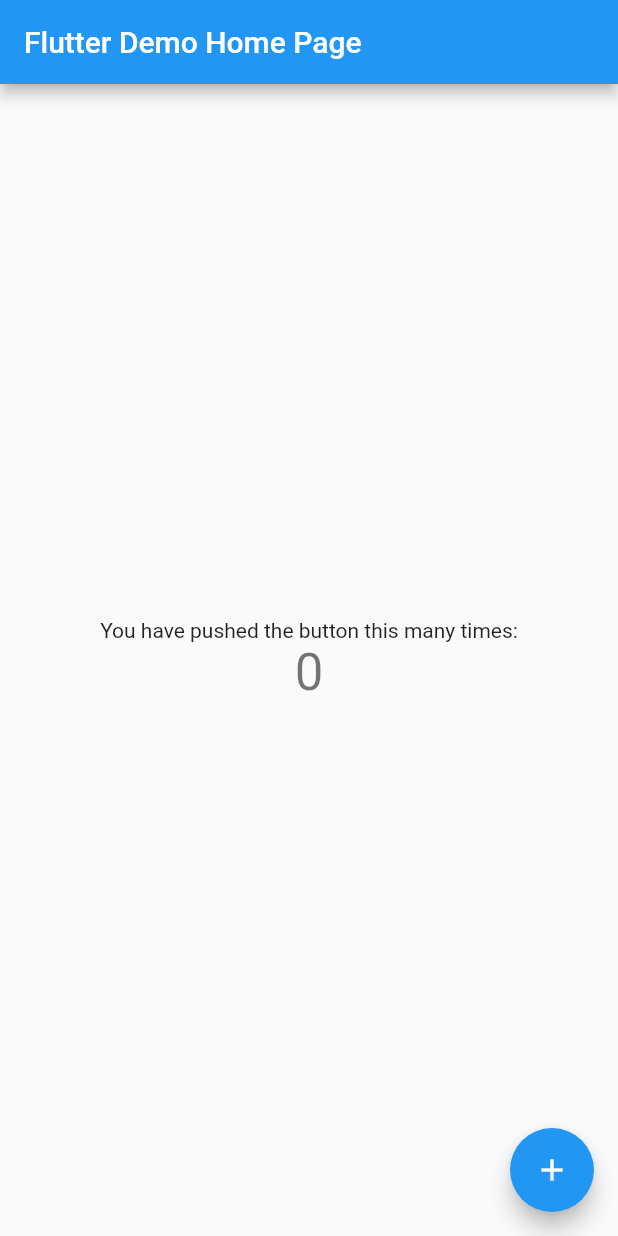
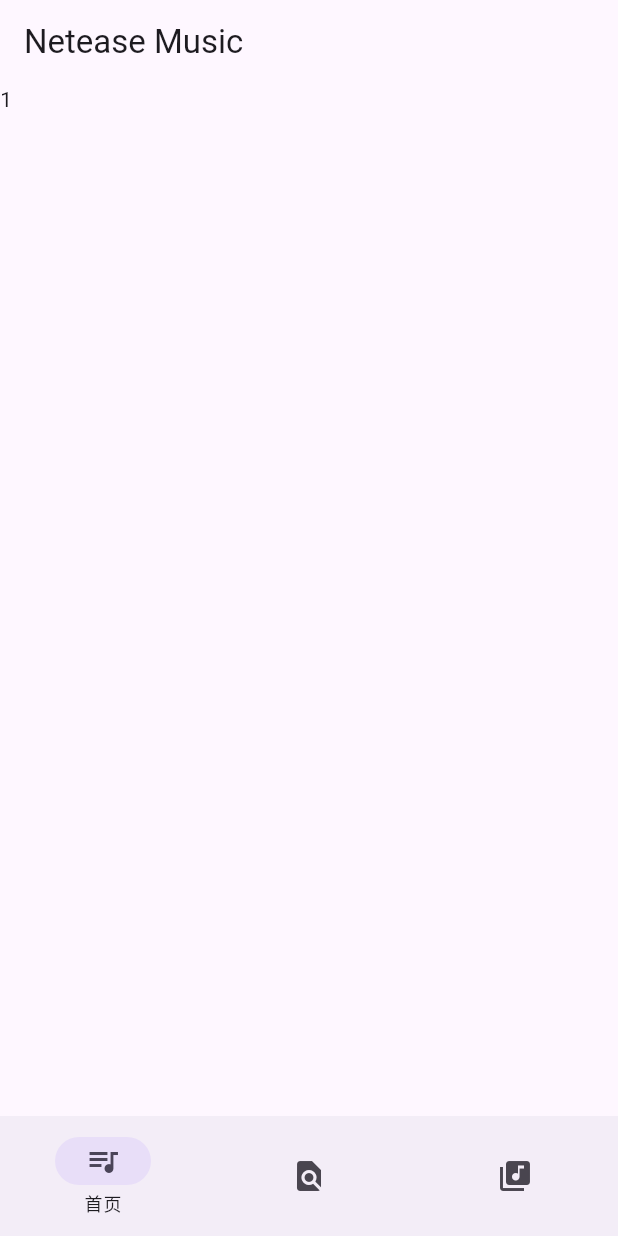
Before and after one commit to ohdu/flutter_netease_music, a Flutter app: the screen it shows after launch, on a phone screen of 412 x 824 dp. Run offline on Flutter 3.47's test engine with Material 2 defaults, Android fonts, the phone set to English and light mode, and no system bars; our stand-ins replace get.

Commit message:
feat: 搭建页面主体

```diff
--- /dev/null
+++ b/lib/constant/util.dart
@@ -0,0 +1,6 @@
+import 'dart:io';
+
+class Util {
+  static bool isPhone() =>
+      Platform.isIOS || Platform.isAndroid || Platform.isFuchsia;
+}
--- a/lib/main.dart
+++ b/lib/main.dart
@@ -1,115 +1,90 @@
 import 'package:flutter/material.dart';
+import 'package:flutter_netease_music/constant/util.dart';
+import 'package:flutter_netease_music/main_controller.dart';
+import 'package:flutter_netease_music/page/discover/discover_page.dart';
+import 'package:flutter_netease_music/page/home/home_page.dart';
+import 'package:flutter_netease_music/page/music/music_page.dart';
+import 'package:get/get.dart';
+
+import 'constant/app_router.dart';
 
 void main() {
-  runApp(const MyApp());
+  runApp(GetMaterialApp(
+    initialRoute: AppRouter.mainPage,
+    getPages: AppRouter.routers,
+    title: 'Netease Music',
+    theme: ThemeData(primarySwatch: Colors.blue, useMaterial3: true),
+  ));
 }
 
-class MyApp extends StatelessWidget {
-  const MyApp({super.key});
-
-  // This widget is the root of your application.
-  @override
-  Widget build(BuildContext context) {
-    return MaterialApp(
-      title: 'Flutter Demo',
-      theme: ThemeData(
-        // This is the theme of your application.
-        //
-        // Try running your application with "flutter run". You'll see the
-        // application has a blue toolbar. Then, without quitting the app, try
-        // changing the primarySwatch below to Colors.green and then invoke
-        // "hot reload" (press "r" in the console where you ran "flutter run",
-        // or simply save your changes to "hot reload" in a Flutter IDE).
-        // Notice that the counter didn't reset back to zero; the application
-        // is not restarted.
-        primarySwatch: Colors.blue,
-      ),
-      home: const MyHomePage(title: 'Flutter Demo Home Page'),
-    );
-  }
-}
-
-class MyHomePage extends StatefulWidget {
-  const MyHomePage({super.key, required this.title});
-
-  // This widget is the home page of your application. It is stateful, meaning
-  // that it has a State object (defined below) that contains fields that affect
-  // how it looks.
-
-  // This class is the configuration for the state. It holds the values (in this
-  // case the title) provided by the parent (in this case the App widget) and
-  // used by the build method of the State. Fields in a Widget subclass are
-  // always marked "final".
-
-  final String title;
-
-  @override
-  State<MyHomePage> createState() => _MyHomePageState();
-}
-
-class _MyHomePageState extends State<MyHomePage> {
-  int _counter = 0;
-
-  void _incrementCounter() {
-    setState(() {
-      // This call to setState tells the Flutter framework that something has
-      // changed in this State, which causes it to rerun the build method below
-      // so that the display can reflect the updated values. If we changed
-      // _counter without calling setState(), then the build method would not be
-      // called again, and so nothing would appear to happen.
-      _counter++;
-    });
-  }
+class MainPage extends StatelessWidget {
+  MainPage({super.key});
 
   @override
   Widget build(BuildContext context) {
-    // This method is rerun every time setState is called, for instance as done
-    // by the _incrementCounter method above.
-    //
-    // The Flutter framework has been optimized to make rerunning build methods
-    // fast, so that you can just rebuild anything that needs updating rather
-    // than having to individually change instances of widgets.
+    return Util.isPhone() ? _phoneBottomBar() : _padBottomBar();
+  }
+
+  Widget _body() {
+    return GetBuilder(
+        init: MainController(),
+        builder: (controller) => PageView(
+              controller: controller.pageViewController,
+              physics: const NeverScrollableScrollPhysics(), //禁止ViewPager的左右滑动
+              children: const [HomePage(), DiscoverPage(), MusicPage()],
+            ));
+  }
+
+  Widget _phoneBottomBar() {
     return Scaffold(
-      appBar: AppBar(
-        // Here we take the value from the MyHomePage object that was created by
-        // the App.build method, and use it to set our appbar title.
-        title: Text(widget.title),
-      ),
-      body: Center(
-        // Center is a layout widget. It takes a single child and positions it
-        // in the middle of the parent.
-        child: Column(
-          // Column is also a layout widget. It takes a list of children and
-          // arranges them vertically. By default, it sizes itself to fit its
-          // children horizontally, and tries to be as tall as its parent.
-          //
-          // Invoke "debug painting" (press "p" in the console, choose the
-          // "Toggle Debug Paint" action from the Flutter Inspector in Android
-          // Studio, or the "Toggle Debug Paint" command in Visual Studio Code)
-          // to see the wireframe for each widget.
-          //
-          // Column has various properties to control how it sizes itself and
-          // how it positions its children. Here we use mainAxisAlignment to
-          // center the children vertically; the main axis here is the vertical
-          // axis because Columns are vertical (the cross axis would be
-          // horizontal).
-          mainAxisAlignment: MainAxisAlignment.center,
-          children: <Widget>[
-            const Text(
-              'You have pushed the button this many times:',
-            ),
-            Text(
-              '$_counter',
-              style: Theme.of(context).textTheme.headlineMedium,
-            ),
+        appBar: AppBar(
+          title: const Text("Netease Music"),
+        ),
+        body: _body(),
+        bottomNavigationBar: GetBuilder(
+            init: MainController(),
+            builder: (controller) => NavigationBar(
+                    destinations: const [
+                      NavigationDestination(
+                          icon: Icon(Icons.queue_music), label: '首页'),
+                      NavigationDestination(
+                          icon: Icon(Icons.find_in_page), label: '发现'),
+                      NavigationDestination(
+                          icon: Icon(Icons.library_music), label: '音乐库')
+                    ],
+                    selectedIndex: controller.index,
+                    labelBehavior:
+                        NavigationDestinationLabelBehavior.onlyShowSelected,
+                    onDestinationSelected: (index) =>
+                        controller.updateIndex(index))));
+  }
+
+  Widget _padBottomBar() {
+    return Scaffold(
+        appBar: AppBar(
+          title: const Text("Netease Music"),
+        ),
+        body: Row(
+          children: [
+            GetBuilder(
+                init: MainController(),
+                builder: (controller) => NavigationRail(
+                        destinations: const [
+                          NavigationRailDestination(
+                              icon: Icon(Icons.queue_music), label: Text('首页')),
+                          NavigationRailDestination(
+                              icon: Icon(Icons.find_in_page),
+                              label: Text('发现')),
+                          NavigationRailDestination(
+                              icon: Icon(Icons.library_music),
+                              label: Text('音乐库'))
+                        ],
+                        selectedIndex: controller.index,
+                        labelType: NavigationRailLabelType.selected,
+                        onDestinationSelected: (index) =>
+                            controller.updateIndex(index))),
+            Expanded(child: _body())
           ],
-        ),
-      ),
-      floatingActionButton: FloatingActionButton(
-        onPressed: _incrementCounter,
-        tooltip: 'Increment',
-        child: const Icon(Icons.add),
-      ), // This trailing comma makes auto-formatting nicer for build methods.
-    );
+        ));
   }
 }
--- /dev/null
+++ b/lib/main_controller.dart
@@ -0,0 +1,24 @@
+import 'package:flutter/cupertino.dart';
+import 'package:flutter_netease_music/constant/app_router.dart';
+import 'package:get/get.dart';
+
+class MainController extends GetxController {
+  int index = 0;
+
+  final pageViewController = PageController();
+
+  void updateIndex(int index) {
+    if (this.index == index) {
+      return;
+    }
+    this.index = index;
+    pageViewController.jumpToPage(index);
+    update();
+  }
+
+  @override
+  void dispose() {
+    pageViewController.dispose();
+    super.dispose();
+  }
+}
--- /dev/null
+++ b/lib/page/home/home_page.dart
@@ -0,0 +1,12 @@
+import 'package:flutter/material.dart';
+
+class HomePage extends StatelessWidget {
+  const HomePage({super.key});
+
+  @override
+  Widget build(BuildContext context) {
+    return Container(
+      child: Text("1"),
+    );
+  }
+}
```
Also changed, not shown: lib/constant/app_router.dart (added, +17 -0 lines), lib/page/discover/discover_page.dart (added, +12 -0 lines), lib/page/music/music_page.dart (added, +12 -0 lines), pubspec.yaml (+2 -22 lines), pubspec.lock.
